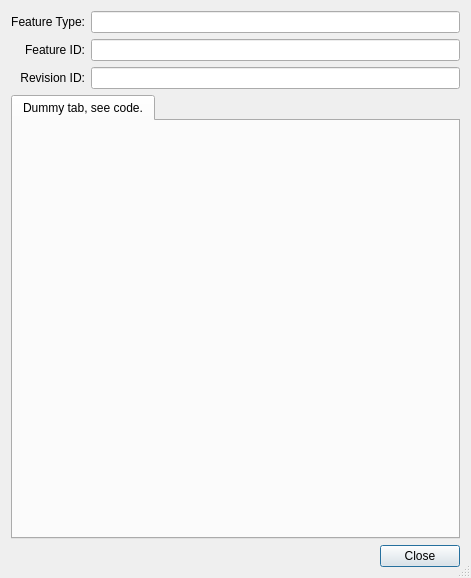
Qt form src/qt-widgets/FeaturePropertiesDialogUi.ui (GPlates/GPlates) before a commit.
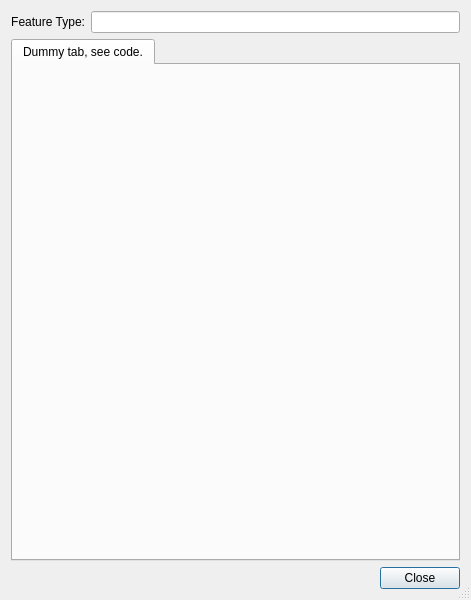
The same form after that commit. Icons and pictures are not drawn.

What changed in the file:
```diff
--- a/src/qt-widgets/FeaturePropertiesDialogUi.ui
+++ b/src/qt-widgets/FeaturePropertiesDialogUi.ui
@@ -6,7 +6,7 @@
     <x>0</x>
     <y>0</y>
     <width>471</width>
-    <height>578</height>
+    <height>600</height>
    </rect>
   </property>
   <property name="windowTitle" >
@@ -20,8 +20,8 @@
   </property>
   <layout class="QVBoxLayout" >
    <item>
-    <layout class="QGridLayout" >
-     <item row="0" column="0" >
+    <layout class="QHBoxLayout" >
+     <item>
       <widget class="QLabel" name="label" >
        <property name="text" >
         <string>Feature Type:</string>
@@ -31,47 +31,13 @@
        </property>
       </widget>
      </item>
-     <item row="1" column="0" >
-      <widget class="QLabel" name="label_2" >
-       <property name="text" >
-        <string>Feature ID:</string>
-       </property>
-       <property name="alignment" >
-        <set>Qt::AlignRight|Qt::AlignTrailing|Qt::AlignVCenter</set>
-       </property>
-      </widget>
-     </item>
-     <item row="2" column="0" >
-      <widget class="QLabel" name="label_3" >
-       <property name="text" >
-        <string>Revision ID:</string>
-       </property>
-       <property name="alignment" >
-        <set>Qt::AlignRight|Qt::AlignTrailing|Qt::AlignVCenter</set>
-       </property>
-      </widget>
-     </item>
-     <item row="0" column="1" >
+     <item>
       <widget class="QLineEdit" name="lineedit_feature_type" >
        <property name="readOnly" >
         <bool>true</bool>
        </property>
       </widget>
      </item>
-     <item row="1" column="1" >
-      <widget class="QLineEdit" name="lineedit_feature_id" >
-       <property name="readOnly" >
-        <bool>true</bool>
-       </property>
-      </widget>
-     </item>
-     <item row="2" column="1" >
-      <widget class="QLineEdit" name="lineedit_revision_id" >
-       <property name="readOnly" >
-        <bool>true</bool>
-       </property>
-      </widget>
-     </item>
     </layout>
    </item>
    <item>
```
Left out of the diff: 4 changed lines with no effect on the pictures.
